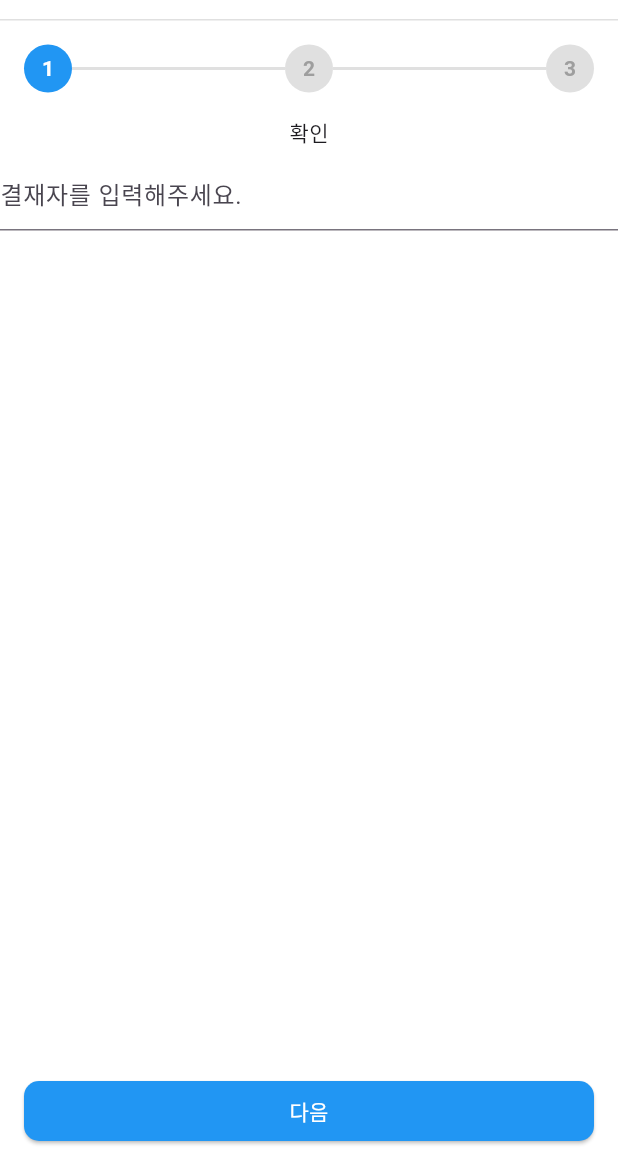
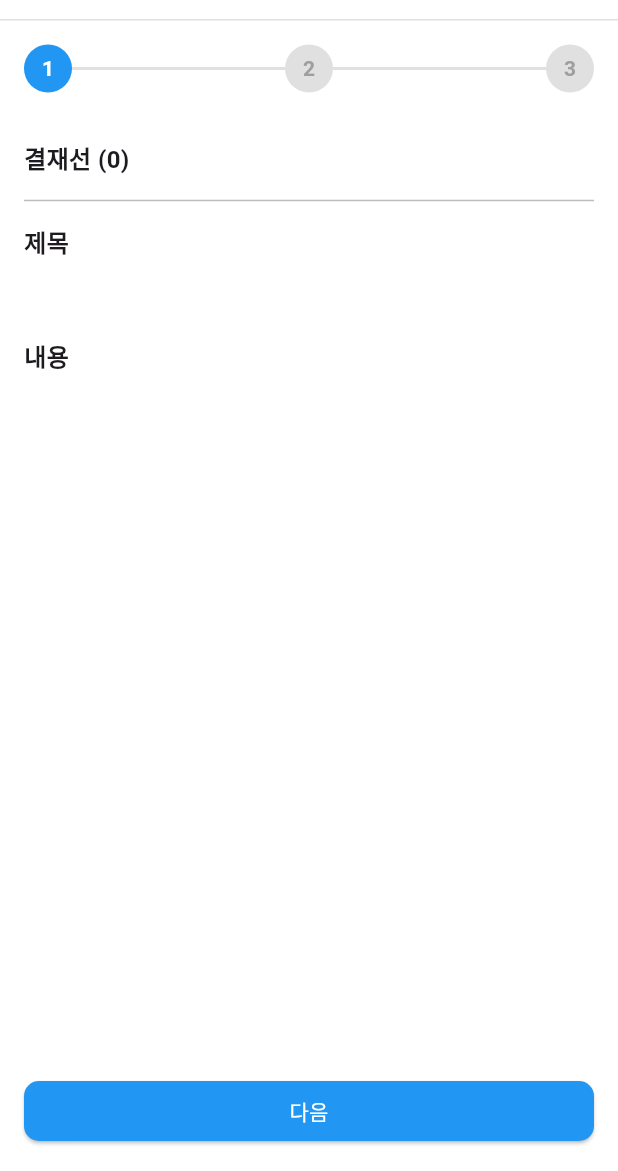
Before and after one commit to tttuer/ea, a Flutter app: the CreateDraftsScreen screen opened by its route, swiped to page 3, on a phone screen of 412 x 824 dp, the part 65-1236 px from its top. Run offline on Flutter 3.47's test engine with Material 3 defaults, Android fonts, the light colour scheme and no system bars; our stand-ins replace dio, file_picker, flutter_riverpod, flutter_secure_storage, go_router, retrofit and 2 more; accounts and stored records are empty; generated files the repository leaves out were written again; network calls fail.

Commit message:
최종 확인 페이지 작성 - 첨부파일 다운로드 기능 개발 필요

```diff
--- a/analysis_options.yaml
+++ b/analysis_options.yaml
@@ -9,6 +9,11 @@
 # packages, and plugins designed to encourage good coding practices.
 include: package:flutter_lints/flutter.yaml
 
+
+analyzer:
+  exclude:
+    - "build/**"         # 빌드 결과물 제외
+    - "lib/generated_plugin_registrant.dart"
 linter:
   # The lint rules applied to this project can be customized in the
   # section below to disable rules from the `package:flutter_lints/flutter.yaml`
--- a/lib/drafts/view/create_drafts_screen.dart
+++ b/lib/drafts/view/create_drafts_screen.dart
@@ -381,12 +381,98 @@ class _CreateDraftsScreenState extends ConsumerState<CreateDraftsScreen> {
   }
 
   Widget _buildStep3() {
-    return Column(
-      children: [
-        Text('확인'),
-        SizedBox(height: 8),
-        TextField(decoration: InputDecoration(hintText: '결재자를 입력해주세요.')),
-      ],
+    final state = ref.watch(createDraftsProvider);
+    return Padding(
+      padding: const EdgeInsets.all(16.0),
+      child: SingleChildScrollView(
+        child: Column(
+          crossAxisAlignment: CrossAxisAlignment.stretch,
+          mainAxisAlignment: MainAxisAlignment.start,
+          children: [
+            Text(
+              '결재선 (${state.approverLines?.length ?? 0})',
+              style: TextStyle(fontSize: 16, fontWeight: FontWeight.bold),
+            ),
+            SizedBox(height: 8),
+            if (state.approverLines != null && state.approverLines!.isNotEmpty)
+              Padding(
+                padding: const EdgeInsets.all(8.0),
+                child: ListView.builder(
+                  shrinkWrap: true,
+                  physics: NeverScrollableScrollPhysics(),
+                  itemCount: state.approverLines!.length,
+                  itemBuilder: (context, index) {
+                    final approverLine = state.approverLines![index];
+                    return Card(
+                      color: Colors.white,
+                      shape: RoundedRectangleBorder(
+                        borderRadius: BorderRadius.circular(10),
+                      ),
+                      child: ListTile(
+                        leading: CircleAvatar(
+                          backgroundColor: Colors.white,
+                          child: Text(
+                            '${index + 1}',
+                            style: TextStyle(color: Colors.black),
+                          ),
+                        ),
+                        title: Text(approverLine.approverName),
+                      ),
+                    );
+                  },
+                ),
+              ),
+            Divider(thickness: 1, color: Colors.grey.shade400),
+            SizedBox(height: 8),
+            Text(
+              '제목',
+              style: TextStyle(fontSize: 16, fontWeight: FontWeight.bold),
+            ),
+            SizedBox(height: 8),
+            Padding(
+              padding: const EdgeInsets.all(8.0),
+              child: Text(state.title),
+            ),
+            SizedBox(height: 8),
+            Text(
+              '내용',
+              style: TextStyle(fontSize: 16, fontWeight: FontWeight.bold),
+            ),
+            SizedBox(height: 8),
+            Padding(
+              padding: const EdgeInsets.all(8.0),
+              child: Text(state.content),
+            ),
+            SizedBox(height: 8),
+            if (state.files != null && state.files!.isNotEmpty) ...[
+              Text(
+                '첨부파일 (${state.files?.length ?? 0})',
+                style: TextStyle(fontSize: 16, fontWeight: FontWeight.bold),
+              ),
+              SizedBox(height: 8),
+              ...state.files!.map(
+                (file) => Card(
+                  color: Colors.white,
+                  shape: RoundedRectangleBorder(
+                    borderRadius: BorderRadius.circular(10),
+                  ),
+                  child: ListTile(
+                    leading: Icon(
+                      Icons.attach_file,
+                      color: Colors.indigoAccent,
+                    ),
+                    title: Text(_getFileName(file)),
+                    trailing: IconButton(
+                      icon: Icon(Icons.download),
+                      onPressed: () {},
+                    ),
+                  ),
+                ),
+              ),
+            ],
+          ],
+        ),
+      ),
     );
   }
 
@@ -420,6 +506,13 @@ class _CreateDraftsScreenState extends ConsumerState<CreateDraftsScreen> {
             content: Text('제목과 내용을 입력해주세요.'),
             backgroundColor: Colors.red,
           ),
+        );
+        return;
+      }
+    } else if (_currentStep == 1) {
+      if (state.approverLines == null || state.approverLines!.isEmpty) {
+        ScaffoldMessenger.of(context).showSnackBar(
+          SnackBar(content: Text('결재선을 선택해주세요.'), backgroundColor: Colors.red),
         );
         return;
       }
```
